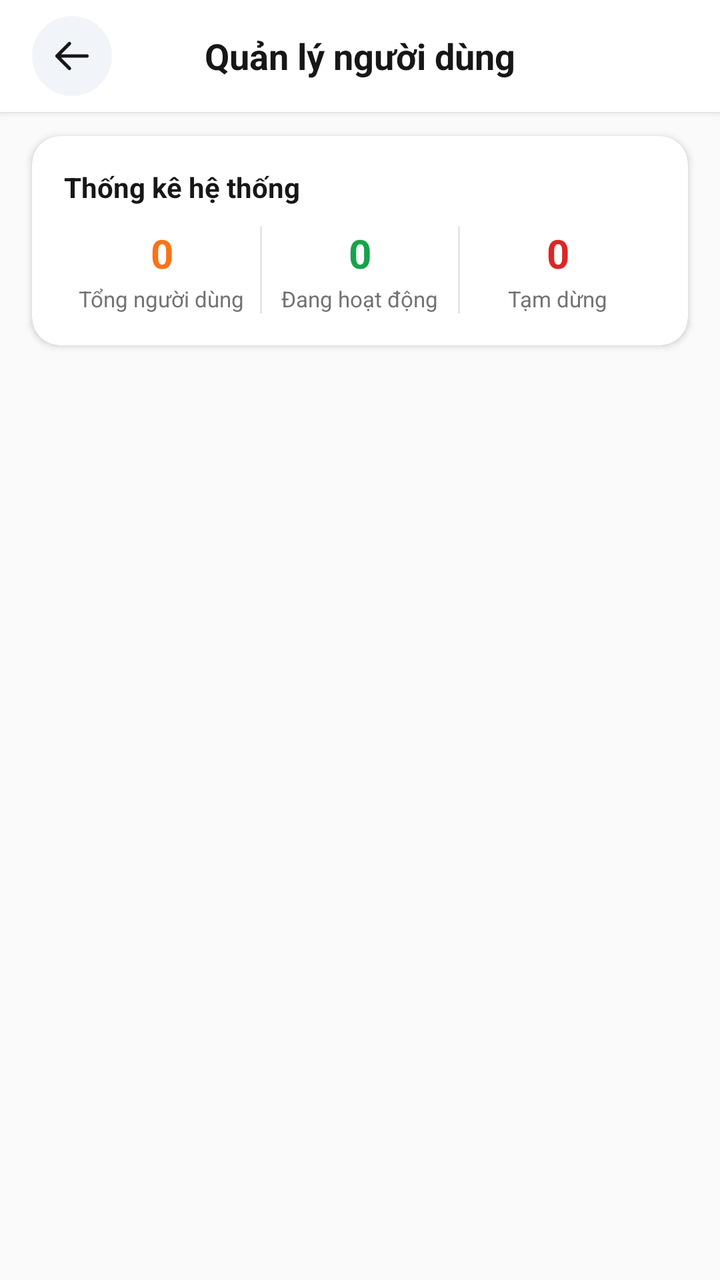
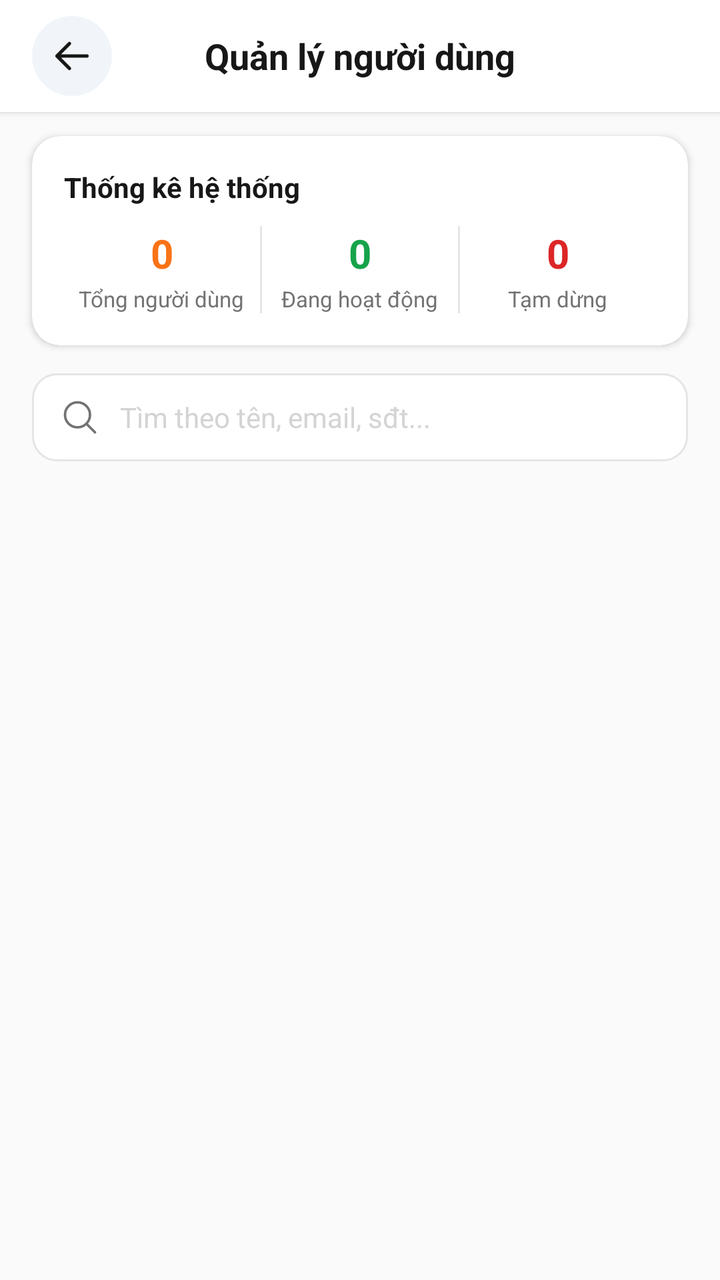

Screens rendered from an Android XML layout before and after an edit, with the pre-edit source and the edit as a unified diff.
<!-- AndroidManifest.xml: application theme Theme.Unieats -->
<!-- res/layout/activity_manage_user.xml -->
<?xml version="1.0" encoding="utf-8"?>
<LinearLayout xmlns:android="http://schemas.android.com/apk/res/android"
    xmlns:app="http://schemas.android.com/apk/res-auto"
    xmlns:tools="http://schemas.android.com/tools"
    android:id="@+id/main"
    android:layout_width="match_parent"
    android:layout_height="match_parent"
    android:background="@color/canvas"
    android:orientation="vertical"
    tools:context=".activities.profiles.ManageUserActivity">

    
    <RelativeLayout
        android:layout_width="match_parent"
        android:layout_height="56dp"
        android:background="@color/neutral_0"
        android:elevation="2dp"
        android:paddingHorizontal="16dp">

        <ImageView
            android:id="@+id/tvBack"
            android:layout_width="40dp"
            android:layout_height="40dp"
            android:layout_alignParentStart="true"
            android:layout_centerVertical="true"
            android:background="@drawable/bg_circle_orange"
            android:backgroundTint="#F1F5F9"
            android:clickable="true"
            android:focusable="true"
            android:padding="10dp"
            android:src="@drawable/ic_arrow_left"
            app:tint="@color/neutral_900" />

        <TextView
            android:id="@+id/tvHeaderTitle"
            android:layout_width="wrap_content"
            android:layout_height="wrap_content"
            android:layout_centerInParent="true"
            android:text="Quản lý người dùng"
            android:textColor="@color/neutral_900"
            android:textSize="18sp"
            android:textStyle="bold" />
    </RelativeLayout>

    
    <androidx.cardview.widget.CardView
        android:layout_width="match_parent"
        android:layout_height="wrap_content"
        android:layout_marginHorizontal="16dp"
        android:layout_marginTop="12dp"
        android:layout_marginBottom="4dp"
        app:cardBackgroundColor="@color/neutral_0"
        app:cardCornerRadius="14dp"
        app:cardElevation="2dp">

        <LinearLayout
            android:layout_width="match_parent"
            android:layout_height="wrap_content"
            android:orientation="vertical"
            android:padding="16dp">

            <TextView
                android:layout_width="wrap_content"
                android:layout_height="wrap_content"
                android:text="Thống kê hệ thống"
                android:textColor="@color/neutral_900"
                android:textSize="14sp"
                android:textStyle="bold" />

            <LinearLayout
                android:layout_width="match_parent"
                android:layout_height="wrap_content"
                android:layout_marginTop="10dp"
                android:orientation="horizontal">

                <LinearLayout
                    android:layout_width="0dp"
                    android:layout_height="wrap_content"
                    android:layout_weight="1"
                    android:gravity="center"
                    android:orientation="vertical">

                    <TextView
                        android:id="@+id/tvTotalUsersCount"
                        android:layout_width="wrap_content"
                        android:layout_height="wrap_content"
                        android:text="0"
                        android:textColor="@color/orange_500"
                        android:textSize="20sp"
                        android:textStyle="bold" />

                    <TextView
                        android:layout_width="wrap_content"
                        android:layout_height="wrap_content"
                        android:layout_marginTop="2dp"
                        android:text="Tổng người dùng"
                        android:textColor="@color/neutral_500"
                        android:textSize="11sp" />
                </LinearLayout>

                <View
                    android:layout_width="1dp"
                    android:layout_height="match_parent"
                    android:background="@color/neutral_200" />

                <LinearLayout
                    android:layout_width="0dp"
                    android:layout_height="wrap_content"
                    android:layout_weight="1"
                    android:gravity="center"
                    android:orientation="vertical">

                    <TextView
                        android:id="@+id/tvActiveUsersCount"
                        android:layout_width="wrap_content"
                        android:layout_height="wrap_content"
                        android:text="0"
                        android:textColor="#16A34A"
                        android:textSize="20sp"
                        android:textStyle="bold" />

                    <TextView
                        android:layout_width="wrap_content"
                        android:layout_height="wrap_content"
                        android:layout_marginTop="2dp"
                        android:text="Đang hoạt động"
                        android:textColor="@color/neutral_500"
                        android:textSize="11sp" />
                </LinearLayout>

                <View
                    android:layout_width="1dp"
                    android:layout_height="match_parent"
                    android:background="@color/neutral_200" />

                <LinearLayout
                    android:layout_width="0dp"
                    android:layout_height="wrap_content"
                    android:layout_weight="1"
                    android:gravity="center"
                    android:orientation="vertical">

                    <TextView
                        android:id="@+id/tvDisabledUsersCount"
                        android:layout_width="wrap_content"
                        android:layout_height="wrap_content"
                        android:text="0"
                        android:textColor="#DC2626"
                        android:textSize="20sp"
                        android:textStyle="bold" />

                    <TextView
                        android:layout_width="wrap_content"
                        android:layout_height="wrap_content"
                        android:layout_marginTop="2dp"
                        android:text="Tạm dừng"
                        android:textColor="@color/neutral_500"
                        android:textSize="11sp" />
                </LinearLayout>
            </LinearLayout>

        </LinearLayout>
    </androidx.cardview.widget.CardView>

    <androidx.recyclerview.widget.RecyclerView
        android:id="@+id/rvUsers"
        android:layout_width="match_parent"
        android:layout_height="match_parent"
        android:clipToPadding="false"
        android:paddingVertical="8dp" />

</LinearLayout>
<!-- resources referenced by this layout -->
<resources>
  <color name="canvas">@color/neutral_50</color>
  <color name="neutral_0">#FFFFFF</color>
  <color name="neutral_200">#E5E5E5</color>
  <color name="neutral_500">#737373</color>
  <color name="neutral_900">#171717</color>
  <color name="orange_500">#F97316</color>
  <!-- drawable bg_circle_orange (drawable) -->
  <?xml version="1.0" encoding="utf-8"?>
  <shape xmlns:android="http://schemas.android.com/apk/res/android"
      android:shape="oval">
      <solid android:color="@color/orange_500" />
  </shape>
  <!-- drawable ic_arrow_left (drawable) -->
  <vector xmlns:android="http://schemas.android.com/apk/res/android"
      android:width="24dp"
      android:height="24dp"
      android:viewportWidth="24"
      android:viewportHeight="24">
      <path
          android:strokeColor="#0F172A"
          android:strokeWidth="2.0"
          android:strokeLineCap="round"
          android:strokeLineJoin="round"
          android:pathData="M 10.5 19.5 L 3 12 M 3 12 L 10.5 4.5 M 3 12 H 21" />
  </vector>
  <style name="Theme.Unieats" parent="Base.Theme.UniEats" />
  <color name="neutral_50">#FAFAFA</color>
  <style name="Base.Theme.UniEats" parent="Theme.Material3.DayNight.NoActionBar">
          
      </style>
</resources>

<!-- the commit's change to res/layout/activity_manage_user.xml (unified diff, before → after) -->
@@ -162,6 +162,39 @@
         </LinearLayout>
     </androidx.cardview.widget.CardView>
 
+    
+    <RelativeLayout
+        android:layout_width="match_parent"
+        android:layout_height="44dp"
+        android:layout_marginHorizontal="16dp"
+        android:layout_marginTop="10dp"
+        android:background="@drawable/bg_input_field"
+        android:paddingHorizontal="14dp">
+
+        <ImageView
+            android:id="@+id/ivUserSearchIcon"
+            android:layout_width="20dp"
+            android:layout_height="20dp"
+            android:layout_alignParentStart="true"
+            android:layout_centerVertical="true"
+            android:src="@drawable/ic_search"
+            app:tint="@color/neutral_500" />
+
+        <EditText
+            android:id="@+id/etUserSearch"
+            android:layout_width="match_parent"
+            android:layout_height="match_parent"
+            android:layout_toEndOf="@id/ivUserSearchIcon"
+            android:background="@null"
+            android:hint="Tìm theo tên, email, sđt..."
+            android:inputType="text"
+            android:paddingHorizontal="10dp"
+            android:singleLine="true"
+            android:textColor="@color/neutral_900"
+            android:textColorHint="@color/neutral_300"
+            android:textSize="14sp" />
+    </RelativeLayout>
+
     <androidx.recyclerview.widget.RecyclerView
         android:id="@+id/rvUsers"
         android:layout_width="match_parent"
<!-- resource entries referenced after the edit -->
@@ -3,6 +3,7 @@
   <color name="canvas">@color/neutral_50</color>
   <color name="neutral_0">#FFFFFF</color>
   <color name="neutral_200">#E5E5E5</color>
+  <color name="neutral_300">#D4D4D4</color>
   <color name="neutral_500">#737373</color>
   <color name="neutral_900">#171717</color>
   <color name="orange_500">#F97316</color>
@@ -11,6 +12,16 @@
   <shape xmlns:android="http://schemas.android.com/apk/res/android"
       android:shape="oval">
       <solid android:color="@color/orange_500" />
+  </shape>
+  <!-- drawable bg_input_field (drawable) -->
+  <?xml version="1.0" encoding="utf-8"?>
+  <shape xmlns:android="http://schemas.android.com/apk/res/android"
+      android:shape="rectangle">
+      <solid android:color="@color/neutral_0" />
+      <stroke
+          android:width="1dp"
+          android:color="@color/neutral_200" />
+      <corners android:radius="12dp" />
   </shape>
   <!-- drawable ic_arrow_left (drawable) -->
   <vector xmlns:android="http://schemas.android.com/apk/res/android"
@@ -25,6 +36,19 @@
           android:strokeLineJoin="round"
           android:pathData="M 10.5 19.5 L 3 12 M 3 12 L 10.5 4.5 M 3 12 H 21" />
   </vector>
+  <!-- drawable ic_search (drawable) -->
+  <vector xmlns:android="http://schemas.android.com/apk/res/android"
+      android:width="24dp"
+      android:height="24dp"
+      android:viewportWidth="24"
+      android:viewportHeight="24">
+      <path
+          android:strokeColor="#64748B"
+          android:strokeWidth="1.5"
+          android:strokeLineCap="round"
+          android:strokeLineJoin="round"
+          android:pathData="M 21 21 L 15.8033 15.8033 M 15.8033 15.8033 C 17.1605 14.4461 18 12.5711 18 10.5 C 18 6.35786 14.6421 3 10.5 3 C 6.35786 3 3 6.35786 3 10.5 C 3 14.6421 6.35786 18 10.5 18 C 12.5711 18 14.4461 17.1605 15.8033 15.8033 Z" />
+  </vector>
   <style name="Theme.Unieats" parent="Base.Theme.UniEats" />
   <color name="neutral_50">#FAFAFA</color>
   <style name="Base.Theme.UniEats" parent="Theme.Material3.DayNight.NoActionBar">
